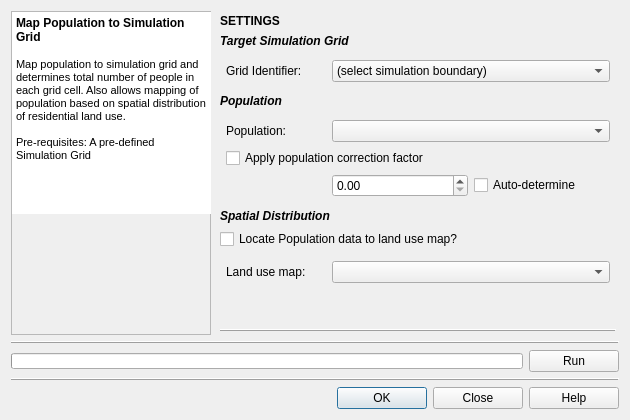
The window that gui/mods_master_guis/mod_population.ui (petermbach/urbanbeats-pss) describes before a commit, drawn with Qt 5.
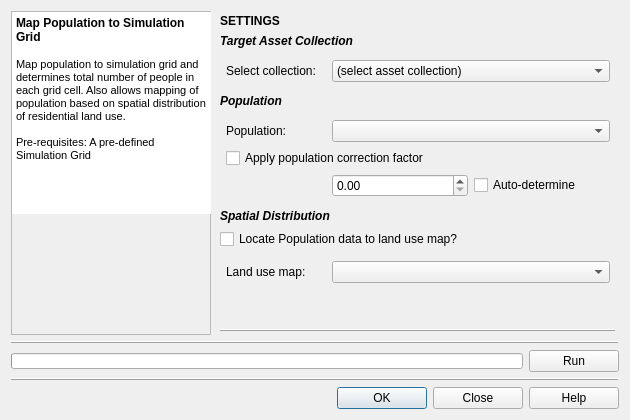
The same window after the commit. Icons and pictures are not drawn.

Commit message: Preparing GUIs for reimplementation

Patch:
```diff
--- a/gui/mods_master_guis/mod_population.ui
+++ b/gui/mods_master_guis/mod_population.ui
@@ -325,7 +325,7 @@
       <item>
        <widget class="QLabel" name="grid_id">
         <property name="text">
-         <string>&lt;html&gt;&lt;head/&gt;&lt;body&gt;&lt;p&gt;&lt;span style=&quot; font-weight:600; font-style:italic;&quot;&gt;Target Simulation Grid&lt;/span&gt;&lt;/p&gt;&lt;/body&gt;&lt;/html&gt;</string>
+         <string>&lt;html&gt;&lt;head/&gt;&lt;body&gt;&lt;p&gt;&lt;span style=&quot; font-weight:600; font-style:italic;&quot;&gt;Target Asset Collection&lt;/span&gt;&lt;/p&gt;&lt;/body&gt;&lt;/html&gt;</string>
         </property>
        </widget>
       </item>
@@ -348,7 +348,7 @@
           <widget class="QComboBox" name="grid_combo">
            <item>
             <property name="text">
-             <string>(select simulation boundary)</string>
+             <string>(select asset collection)</string>
             </property>
            </item>
           </widget>
@@ -371,7 +371,7 @@
             <string>Width of the square cell in the city grid in metres</string>
            </property>
            <property name="text">
-            <string>Grid Identifier:</string>
+            <string>Select collection:</string>
            </property>
           </widget>
          </item>
```
The commit also changes 3 other files.
